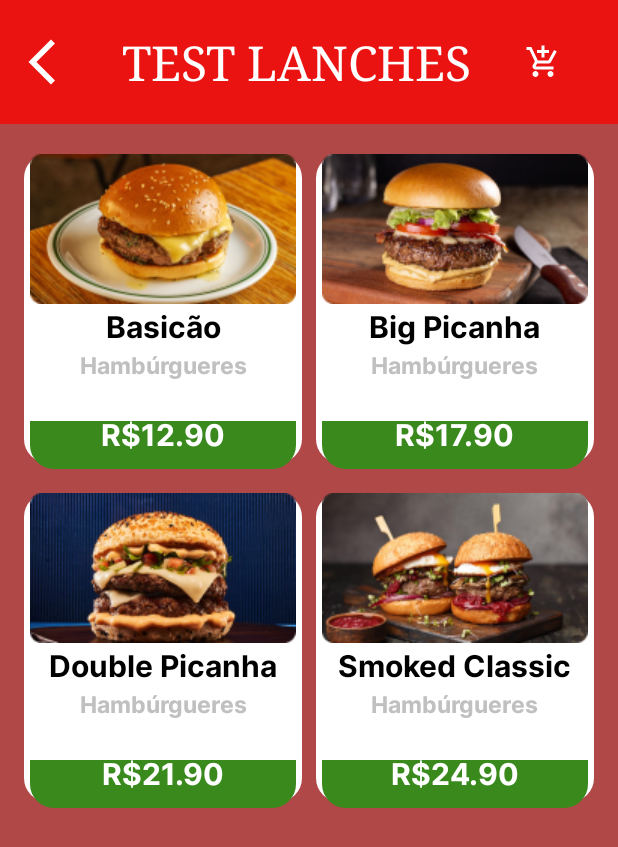
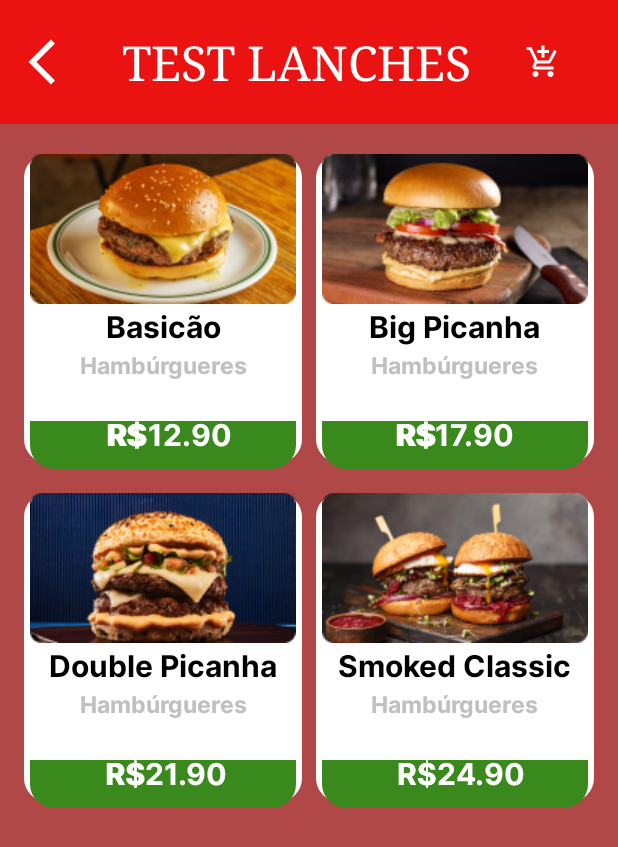
Before and after one commit to Joaosa100/Restaurant-Menu-Kotlin-Android, an Android app: the MenuHamb screen opened directly, with no data from a screen before it, on a phone screen of 412 x 824 dp. Shown: the top 847 px of the screen. Run offline under Robolectric (Android 15) with nearby library versions, the phone set to English and light mode, and no system bars.

Commit message:
menuhamb is working now, we need to finish the remaining menus and the pay button

```diff
--- a/app/src/main/res/layout/activity_menu_hamb.xml
+++ b/app/src/main/res/layout/activity_menu_hamb.xml
@@ -130,12 +130,28 @@
         />
 
     <TextView
+        android:id="@+id/cifra"
+        android:layout_width="wrap_content"
+        android:layout_height="wrap_content"
+        android:text="@string/cifra"
+        android:layout_marginTop="20dp"
+        android:layout_marginEnd="50dp"
+        app:layout_constraintStart_toStartOf="@+id/hambBasicao"
+        app:layout_constraintTop_toBottomOf="@+id/hamburgueresDescription"
+        app:layout_constraintEnd_toEndOf="@+id/hambBasicao"
+        android:textColor="@color/white"
+        android:fontFamily="@font/interbold"
+        android:textSize="20sp"
+        />
+
+    <TextView
         android:id="@+id/hambBasicaoPrice"
         android:layout_width="wrap_content"
         android:layout_height="wrap_content"
         android:text="@string/hambbasicaoprice"
         android:layout_marginTop="20dp"
-        app:layout_constraintStart_toStartOf="@+id/hambBasicao"
+        android:layout_marginEnd="45dp"
+        app:layout_constraintStart_toStartOf="@+id/cifra"
         app:layout_constraintTop_toBottomOf="@+id/hamburgueresDescription"
         app:layout_constraintEnd_toEndOf="@+id/hambBasicao"
         android:textColor="@color/white"
@@ -219,11 +235,29 @@
 
     <!--  bigPicanhaPrice  -->
     <TextView
+        android:id="@+id/cifra2"
+        android:layout_width="wrap_content"
+        android:layout_height="wrap_content"
+        android:text="@string/cifra"
+        android:layout_marginTop="20dp"
+        android:layout_marginEnd="50dp"
+        app:layout_constraintStart_toStartOf="@+id/bigPicanha"
+        app:layout_constraintTop_toBottomOf="@+id/bigPicanhaDescription"
+        app:layout_constraintEnd_toEndOf="@+id/bigPicanha"
+        android:textColor="@color/white"
+        android:fontFamily="@font/interbold"
+        android:textSize="20sp"
+        />
+
+
+
+    <TextView
         android:id="@+id/bigPicanhaPrice"
         android:layout_width="wrap_content"
         android:layout_height="wrap_content"
         android:text="@string/hambbigpicanhaprice"
         android:layout_marginTop="20dp"
+        android:layout_marginEnd="0dp"
         app:layout_constraintStart_toStartOf="@+id/bigPicanha"
         app:layout_constraintTop_toBottomOf="@+id/bigPicanhaDescription"
         app:layout_constraintEnd_toEndOf="@+id/bigPicanha"
@@ -309,11 +343,28 @@
 
     <!--  doublePicanhaPrice  -->
     <TextView
+        android:id="@+id/cifra3"
+        android:layout_width="wrap_content"
+        android:layout_height="wrap_content"
+        android:text="@string/cifra"
+        android:layout_marginTop="20dp"
+        android:layout_marginEnd="50dp"
+        app:layout_constraintStart_toStartOf="@+id/doublePicanha"
+        app:layout_constraintTop_toBottomOf="@+id/doublePicanhaDescription"
+        app:layout_constraintEnd_toEndOf="@+id/doublePicanha"
+        android:textColor="@color/white"
+        android:fontFamily="@font/interbold"
+        android:textSize="20sp"
+        />
+
+
+    <TextView
         android:id="@+id/doublePicanhaPrice"
         android:layout_width="wrap_content"
         android:layout_height="wrap_content"
         android:text="@string/hambdoublepicanhaprice"
         android:layout_marginTop="20dp"
+        android:layout_marginStart="4dp"
         app:layout_constraintStart_toStartOf="@+id/doublePicanha"
         app:layout_constraintTop_toBottomOf="@+id/doublePicanhaDescription"
         app:layout_constraintEnd_toEndOf="@+id/doublePicanha"
@@ -398,11 +449,12 @@
 
     <!--  smokedClassicPrice  -->
     <TextView
-        android:id="@+id/smokedClassicPrice"
+        android:id="@+id/cifra4"
         android:layout_width="wrap_content"
         android:layout_height="wrap_content"
-        android:text="@string/hambsmokedclassicprice"
+        android:text="@string/cifra"
         android:layout_marginTop="20dp"
+        android:layout_marginEnd="50dp"
         app:layout_constraintStart_toStartOf="@+id/smokedClassic"
         app:layout_constraintTop_toBottomOf="@+id/smokedClassicDescription"
         app:layout_constraintEnd_toEndOf="@+id/smokedClassic"
@@ -412,9 +464,18 @@
         />
 
 
-
-
-
-
-
+    <TextView
+        android:id="@+id/smokedClassicPrice"
+        android:layout_width="wrap_content"
+        android:layout_height="wrap_content"
+        android:text="@string/hambsmokedclassicprice"
+        android:layout_marginTop="20dp"
+        android:layout_marginStart="8dp"
+        app:layout_constraintStart_toStartOf="@+id/smokedClassic"
+        app:layout_constraintTop_toBottomOf="@+id/smokedClassicDescription"
+        app:layout_constraintEnd_toEndOf="@+id/smokedClassic"
+        android:textColor="@color/white"
+        android:fontFamily="@font/interbold"
+        android:textSize="20sp"
+        />
 </androidx.constraintlayout.widget.ConstraintLayout>
```
Also changed, not shown: app/src/main/java/com/example/kotlin_learn/CarrinhoActivity.kt (+42 -0 lines), app/src/main/java/com/example/kotlin_learn/CarrinhoSingleton.kt (added, +34 -0 lines), app/src/main/java/com/example/kotlin_learn/MenuHamb.kt (+46 -25 lines), app/src/main/java/com/example/kotlin_learn/Produto.kt (added, +7 -0 lines), app/src/main/res/layout/activity_carrinho.xml (+14 -21 lines), app/src/main/res/values/strings.xml (+21 -20 lines).
